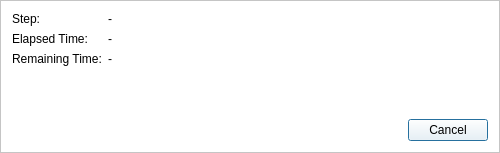
Old version of the form wpmcpp/progressframe.ui in the repository npackd/npackd.
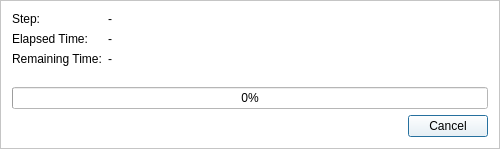
New version of the form.

```diff
--- a/wpmcpp/progressframe.ui
+++ b/wpmcpp/progressframe.ui
@@ -7,15 +7,9 @@
     <x>0</x>
     <y>0</y>
     <width>500</width>
-    <height>153</height>
+    <height>149</height>
    </rect>
   </property>
-  <property name="minimumSize">
-   <size>
-    <width>500</width>
-    <height>0</height>
-   </size>
-  </property>
   <property name="palette">
    <palette>
     <active>
@@ -449,7 +443,7 @@
   <property name="midLineWidth">
    <number>0</number>
   </property>
-  <layout class="QVBoxLayout" name="verticalLayout" stretch="1,0">
+  <layout class="QVBoxLayout" name="verticalLayout" stretch="1,0,0">
    <item>
     <layout class="QFormLayout" name="formLayout">
      <item row="0" column="0">
@@ -505,6 +499,13 @@
      </item>
     </layout>
    </item>
+   <item>
+    <widget class="QProgressBar" name="progressBar">
+     <property name="value">
+      <number>0</number>
+     </property>
+    </widget>
+   </item>
    <item>
     <layout class="QHBoxLayout" name="horizontalLayout">
      <property name="sizeConstraint">
```
